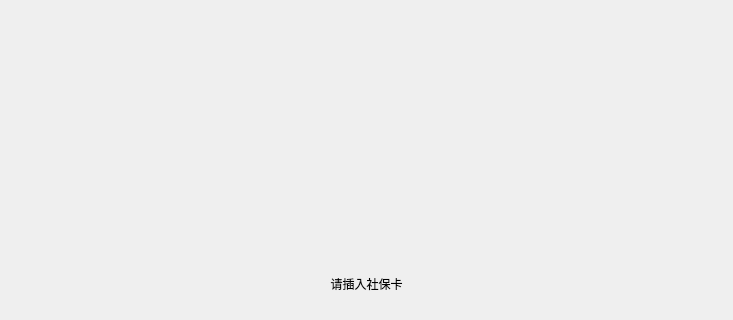
Qt form SSCard_System/up_readsscard.ui (leithergit/SSCard_System) before a commit; both pictures show x 0 to 733 and y 159 to 479 of the 733 by 479 pixel window.
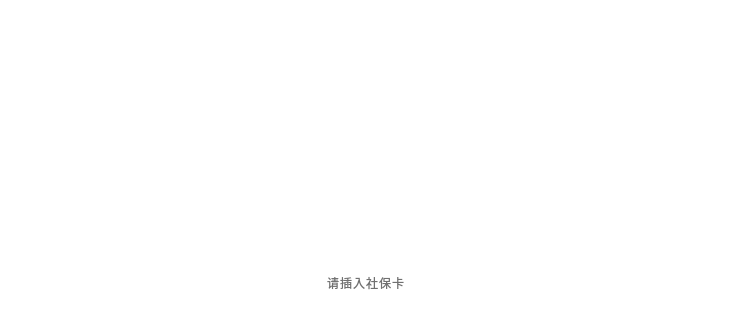
The same form after that commit. Icons and pictures are not drawn.

```diff
--- a/SSCard_System/up_readsscard.ui
+++ b/SSCard_System/up_readsscard.ui
@@ -13,22 +13,50 @@
   <property name="windowTitle">
    <string>Form</string>
   </property>
-  <layout class="QVBoxLayout" name="verticalLayout">
-   <item>
+  <property name="styleSheet">
+   <string notr="true">background-color: transparent</string>
+  </property>
     <widget class="QLabel" name="label_Swipecard">
+   <property name="geometry">
+    <rect>
+     <x>9</x>
+     <y>9</y>
+     <width>711</width>
+     <height>401</height>
+    </rect>
+   </property>
      <property name="minimumSize">
       <size>
        <width>600</width>
        <height>400</height>
       </size>
      </property>
-     <property name="styleSheet">
-      <string notr="true">border-image: url(:/Image/card2.jpg);</string>
-     </property>
      <property name="text">
       <string/>
      </property>
     </widget>
+  <widget class="QWidget" name="layoutWidget">
+   <property name="geometry">
+    <rect>
+     <x>20</x>
+     <y>420</y>
+     <width>691</width>
+     <height>44</height>
+    </rect>
+   </property>
+   <layout class="QHBoxLayout" name="horizontalLayout">
+    <item>
+     <spacer name="horizontalSpacer">
+      <property name="orientation">
+       <enum>Qt::Horizontal</enum>
+      </property>
+      <property name="sizeHint" stdset="0">
+       <size>
+        <width>40</width>
+        <height>20</height>
+       </size>
+      </property>
+     </spacer>
    </item>
    <item>
     <widget class="QLabel" name="label_Notify">
@@ -39,8 +67,12 @@
       </size>
      </property>
      <property name="styleSheet">
-      <string notr="true">font: 32pt &quot;Microsoft YaHei UI&quot;;
-color: rgb(0, 0, 0);</string>
+       <string notr="true">font-weight: normal;
+line-height: 49px;
+letter-spacing: 1px;
+color: #707070;
+font:42px &quot;思源黑体 CN Medium&quot;;
+border-radius: 24px;</string>
      </property>
      <property name="text">
       <string>请插入社保卡</string>
@@ -50,7 +82,21 @@
      </property>
     </widget>
    </item>
-  </layout>
+    <item>
+     <spacer name="horizontalSpacer_2">
+      <property name="orientation">
+       <enum>Qt::Horizontal</enum>
+      </property>
+      <property name="sizeHint" stdset="0">
+       <size>
+        <width>40</width>
+        <height>20</height>
+       </size>
+      </property>
+     </spacer>
+    </item>
+   </layout>
+  </widget>
  </widget>
  <resources/>
  <connections/>
```
Lines whose indentation alone changed are shown as unchanged.
